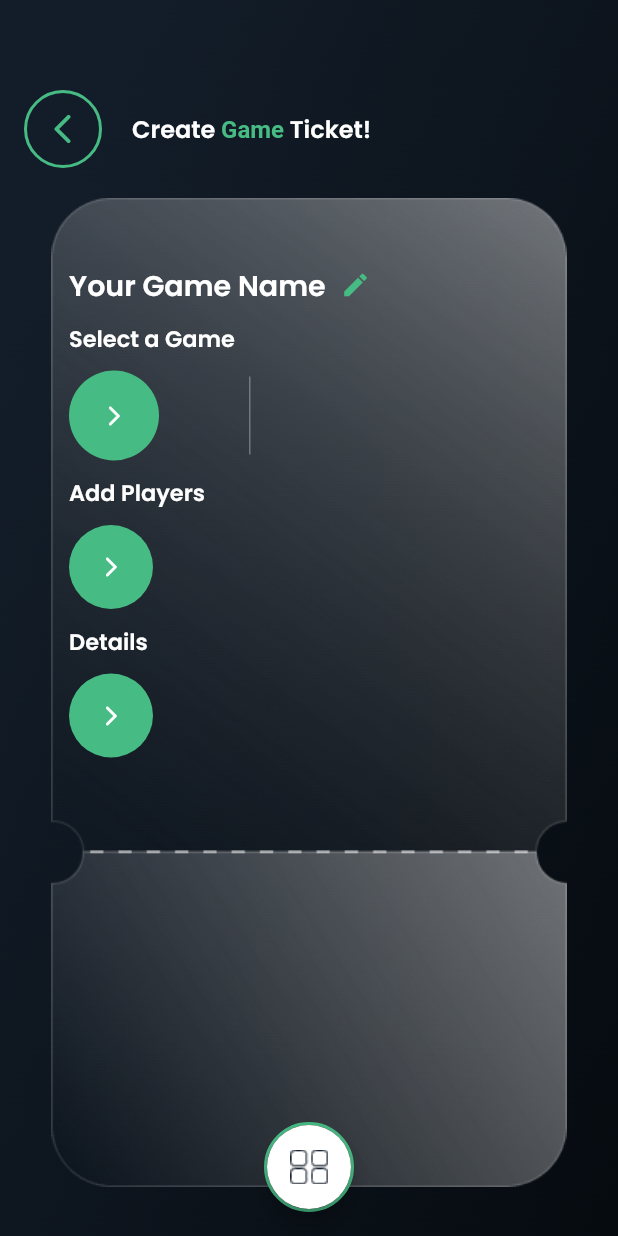
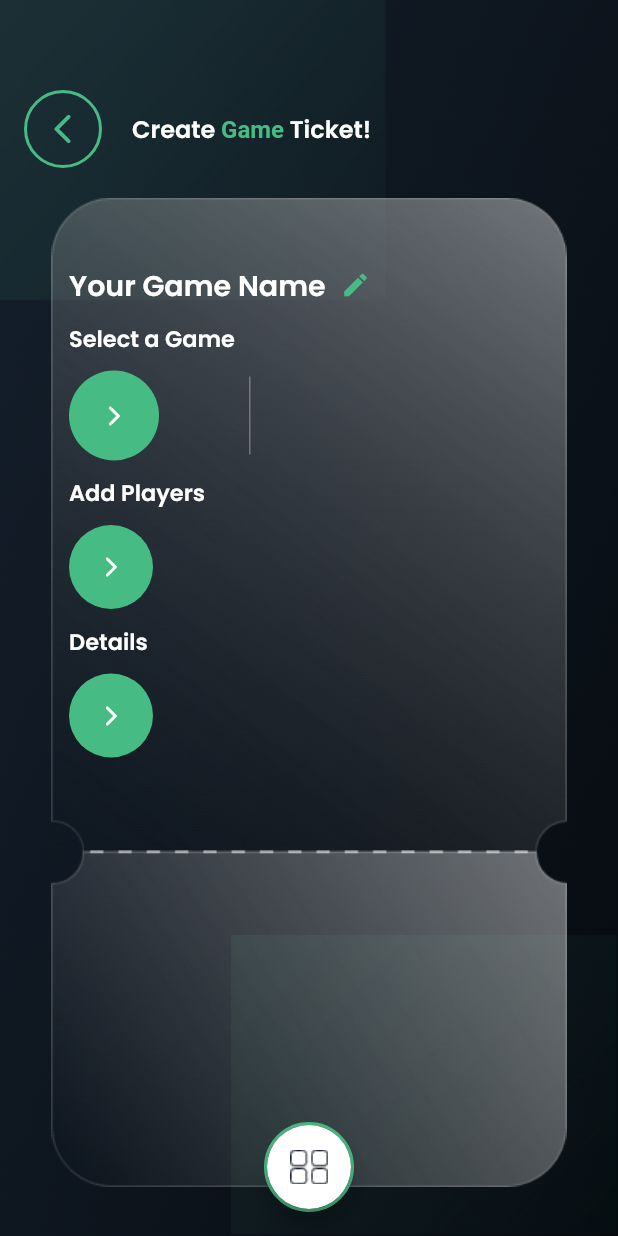
Before and after one commit to asheersaeed720/game_ticket, a Flutter app: the screen it shows after launch, on a phone screen of 412 x 824 dp. Run offline on Flutter 3.47's test engine with Material 2 defaults, Android fonts, the phone set to English and light mode, and no system bars; our stand-ins replace cached_network_image, connectivity_plus, dotted_border, fluttertoast, get, get_storage; missing offline and left inert: async_button_builder.

Commit message:
green corner img added to main screen

```diff
--- a/lib/src/main/main_screen.dart
+++ b/lib/src/main/main_screen.dart
@@ -26,6 +26,23 @@ class MainScreen extends StatelessWidget {
                 image: AssetImage("assets/images/background.png"),
                 fit: BoxFit.cover,
               ),
+            ),
+          ),
+          Positioned(
+            top: 0.0,
+            child: Image.asset(
+              'assets/images/green_transparent.png',
+              color: Colors.white.withOpacity(0.3),
+              colorBlendMode: BlendMode.modulate,
+            ),
+          ),
+          Positioned(
+            bottom: 0.0,
+            right: 0.0,
+            child: Image.asset(
+              'assets/images/green_transparent.png',
+              color: Colors.white.withOpacity(0.2),
+              colorBlendMode: BlendMode.modulate,
             ),
           ),
           Padding(
```
